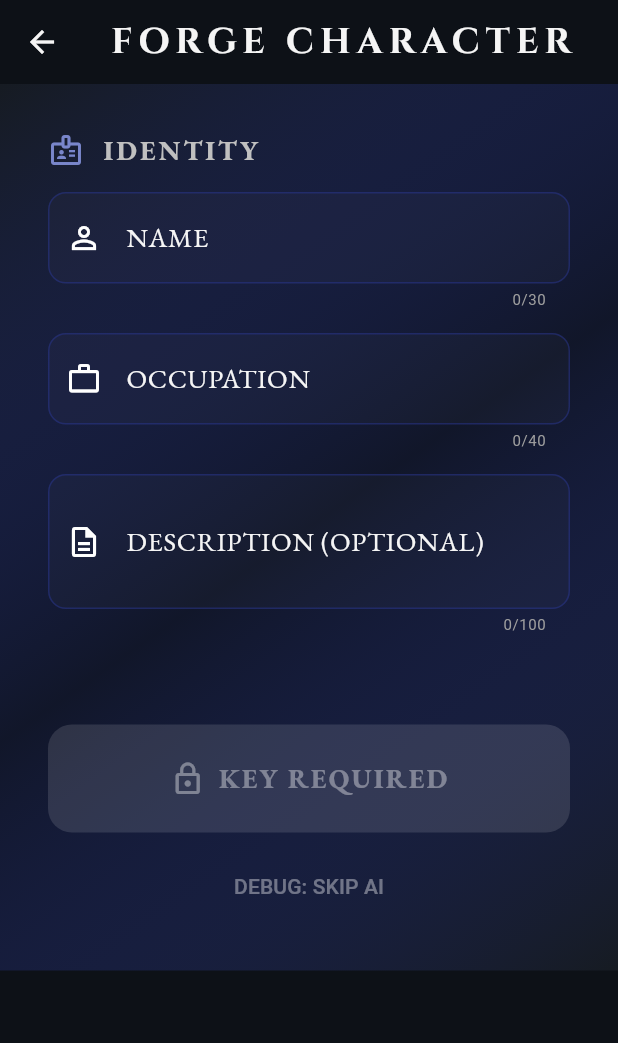
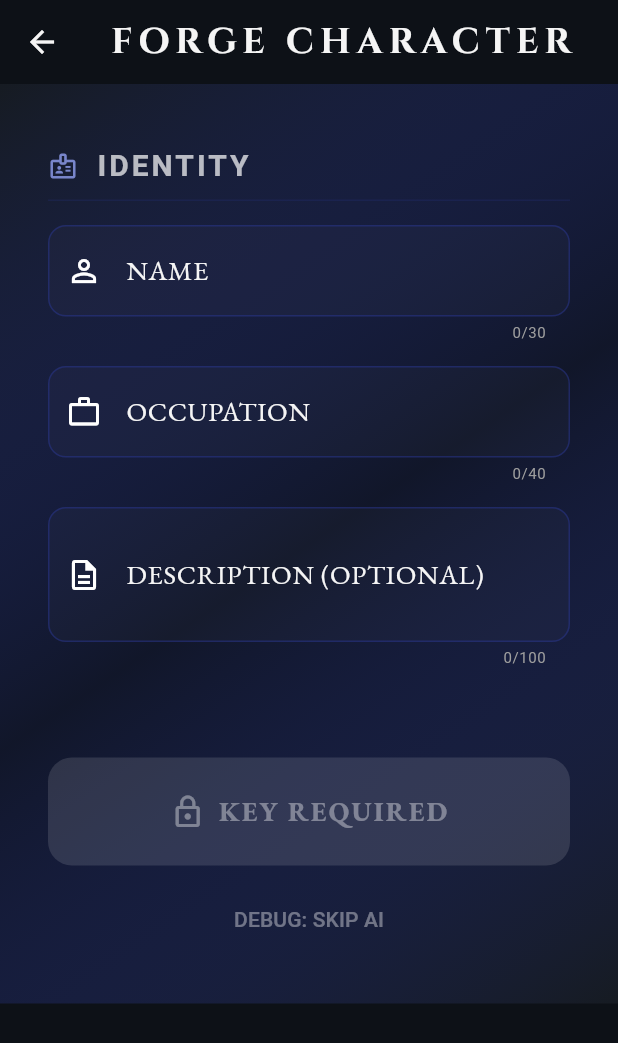
Before and after one commit to RobLobsta/Grim_Fable, a Flutter app: the CharacterCreationScreen screen opened by its route, on a phone screen of 412 x 824 dp. Shown: the top 1043 px of the screen. Run offline on Flutter 3.47's test engine with Material 3 defaults, Android fonts, the phone set to English and light mode, and no system bars; our stand-ins replace auto_size_text, dio, flutter_markdown, flutter_riverpod, font_awesome_flutter, go_router and 3 more; accounts and stored records are empty; Roboto replaces fonts that are missing (Grenze).

Commit message:
Refine UI redesign and enhance saga logic for Android
- Redesigned Main Menu, Adventure Selection, and Character Creation screens with a modern RPG aesthetic (Cinzel, Grenze, Crimson Pro fonts, linear gradients).
- Added HapticFeedback to key interactions (mode selection, character forging, AI divination, and typewriter skip) for a premium mobile experience.
- Ensured Android Internet permission is present in the main manifest for AI and font loading.
- Reworded Saga synopses to fit UI constraints.
- Optimized Saga Adventure interaction: hidden choices/input while typing, and added double-tap to skip animation.
- Updated shared SectionHeader with a more polished, modern RPG look.
- Updated test suite to match new UI text and layout requirements.

Co-authored-by: RobLobsta <197544388+RobLobsta@users.noreply.github.com>

```diff
--- a/grim_fable/lib/features/character/character_creation_screen.dart
+++ b/grim_fable/lib/features/character/character_creation_screen.dart
@@ -1,4 +1,5 @@
 import 'package:flutter/material.dart';
+import 'package:flutter/services.dart';
 import 'package:go_router/go_router.dart';
 import 'package:flutter_riverpod/flutter_riverpod.dart';
 import 'package:google_fonts/google_fonts.dart';
@@ -131,6 +132,7 @@ class _CharacterCreationScreenState extends ConsumerState<CharacterCreationScree
       _isGenerating = true;
     });
 
+    HapticFeedback.mediumImpact();
     try {
       final aiService = ref.read(aiServiceProvider);
 
@@ -230,6 +232,7 @@ class _CharacterCreationScreenState extends ConsumerState<CharacterCreationScree
         itemDescriptions: _itemDescriptions,
       ).copyWith(inventory: _generatedItems);
 
+      HapticFeedback.heavyImpact();
       await ref.read(charactersProvider.notifier).addCharacter(character);
 
       if (mounted) {
--- a/grim_fable/lib/features/home/home_screen.dart
+++ b/grim_fable/lib/features/home/home_screen.dart
@@ -1,4 +1,5 @@
 import 'package:flutter/material.dart';
+import 'package:flutter/services.dart';
 import 'package:flutter_riverpod/flutter_riverpod.dart';
 import 'package:go_router/go_router.dart';
 import 'package:google_fonts/google_fonts.dart';
@@ -293,7 +294,10 @@ class _ModeCard extends StatelessWidget {
     return Material(
       color: Colors.transparent,
       child: InkWell(
-        onTap: onTap,
+        onTap: () {
+          HapticFeedback.lightImpact();
+          onTap();
+        },
         borderRadius: BorderRadius.circular(16),
         child: Container(
           padding: const EdgeInsets.symmetric(horizontal: 24, vertical: 24),
--- a/grim_fable/lib/shared/widgets/section_header.dart
+++ b/grim_fable/lib/shared/widgets/section_header.dart
@@ -1,4 +1,5 @@
 import 'package:flutter/material.dart';
+import 'package:google_fonts/google_fonts.dart';
 
 class SectionHeader extends StatelessWidget {
   final String title;
@@ -14,23 +15,35 @@ class SectionHeader extends StatelessWidget {
 
   @override
   Widget build(BuildContext context) {
-    return Row(
+    return Container(
+      padding: const EdgeInsets.symmetric(vertical: 8),
+      decoration: BoxDecoration(
+        border: Border(
+          bottom: BorderSide(
+            color: Theme.of(context).colorScheme.primary.withValues(alpha: 0.2),
+            width: 1,
+          ),
+        ),
+      ),
+      child: Row(
         children: [
-        Icon(icon, color: Theme.of(context).colorScheme.tertiary, size: 24),
+          Icon(icon, color: Theme.of(context).colorScheme.tertiary, size: 20),
           const SizedBox(width: 12),
           Expanded(
             child: Text(
               title,
-            style: Theme.of(context).textTheme.displayMedium?.copyWith(
-                  fontSize: 18,
+              style: GoogleFonts.grenze(
+                fontSize: 20,
+                fontWeight: FontWeight.bold,
                 letterSpacing: 2,
-                  color: const Color(0xFFC0C0C0),
+                color: Colors.white70,
               ),
               overflow: TextOverflow.ellipsis,
             ),
           ),
           if (trailing != null) trailing!,
         ],
+      ),
     );
   }
 }
--- a/grim_fable/lib/shared/widgets/story_segment_widget.dart
+++ b/grim_fable/lib/shared/widgets/story_segment_widget.dart
@@ -1,4 +1,5 @@
 import 'package:flutter/material.dart';
+import 'package:flutter/services.dart';
 import 'package:flutter_markdown/flutter_markdown.dart';
 
 class StorySegmentWidget extends StatefulWidget {
@@ -110,6 +111,7 @@ class StorySegmentWidgetState extends State<StorySegmentWidget> with SingleTicke
 
   void skip() {
     if (_isAnimating) {
+      HapticFeedback.lightImpact();
       _controller.stop();
       if (mounted) {
         setState(() {
```
Also changed, not shown: 1 other file. Lines whose indentation alone changed are shown as unchanged.
